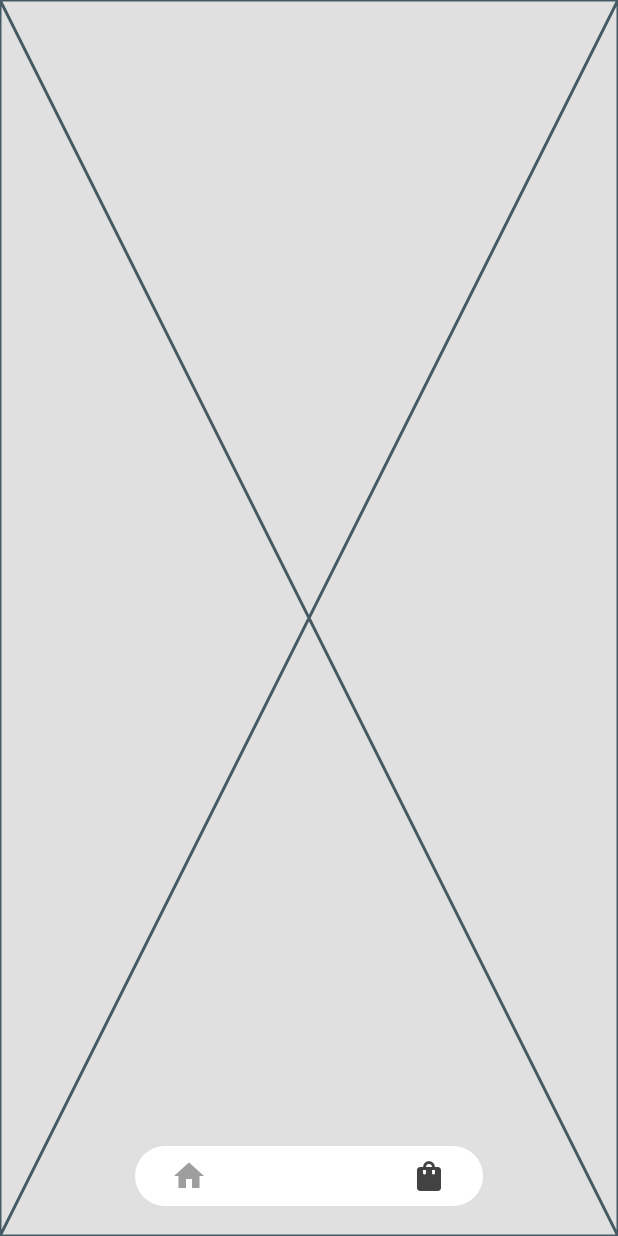
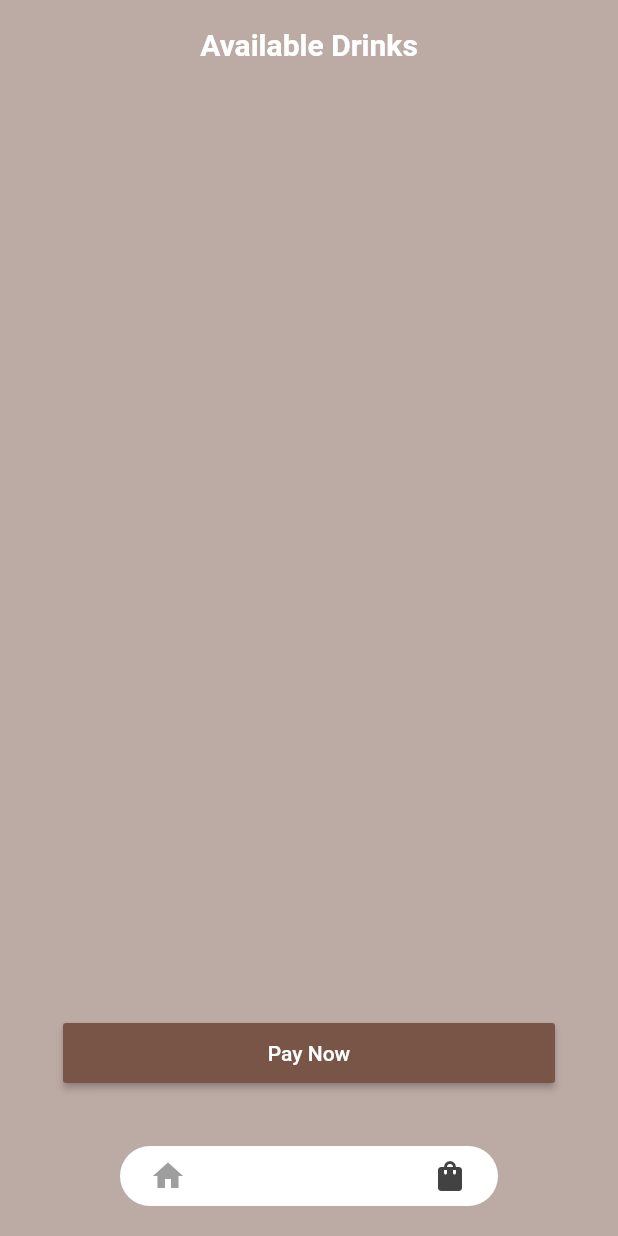
Before and after one commit to dev-ruman/bubble_tea, a Flutter app: the screen it shows after launch, item 2 of the bottom bar chosen, on a phone screen of 412 x 824 dp. Run offline on Flutter 3.47's test engine with Material 2 defaults, Android fonts, the phone set to English and light mode, and no system bars; drawn by our look-alikes of dot_navigation_bar.

Commit message:
app ui static for now

```diff
--- a/lib/component/bottom_navBar.dart
+++ b/lib/component/bottom_navBar.dart
@@ -20,9 +20,9 @@ class BottomNavBar extends StatelessWidget {
       unselectedItemColor: Colors.grey[500],
       dotIndicatorColor: Colors.transparent,
       enablePaddingAnimation: false,
-      itemPadding: EdgeInsets.symmetric(horizontal: 16, vertical: 8),
+      itemPadding: EdgeInsets.symmetric(horizontal: 12, vertical: 8),
       paddingR: EdgeInsets.all(0),
-      marginR: EdgeInsets.symmetric(horizontal: 90, vertical: 20),
+      marginR: EdgeInsets.symmetric(horizontal: 80, vertical: 20),
     );
   }
 }
--- a/lib/main.dart
+++ b/lib/main.dart
@@ -1,4 +1,6 @@
 import 'package:flutter/material.dart';
+import 'package:provider/provider.dart';
+import 'package:tea_shop/models/tea_shop.dart';
 import 'package:tea_shop/pages/layout_page.dart';
 
 void main() {
@@ -11,8 +13,17 @@ class MyApp extends StatelessWidget {
   // This widget is the root of your application.
   @override
   Widget build(BuildContext context) {
-    return MaterialApp(
-      home: LayoutPage(),
+    return ChangeNotifierProvider(
+      create: (context) => TeaShop(),
+      builder: (context, child) {
+        return MaterialApp(
+          debugShowCheckedModeBanner: false,
+          theme: ThemeData(
+            primarySwatch: Colors.brown,
+          ),
+          home: LayoutPage(),
+        );
+      },
     );
   }
 }
--- /dev/null
+++ b/lib/models/drink.dart
@@ -0,0 +1,11 @@
+class Drink {
+  final String name;
+  final String price;
+  final String imagePath;
+
+  Drink({
+    required this.name,
+    required this.price,
+    required this.imagePath,
+  });
+}
--- /dev/null
+++ b/lib/models/tea_shop.dart
@@ -0,0 +1,40 @@
+import 'package:flutter/material.dart';
+import 'package:tea_shop/models/drink.dart';
+
+class TeaShop extends ChangeNotifier {
+  List<Drink> _shop = [
+    Drink(name: 'Coffee', price: '5', imagePath: 'lib/asset/images/coffee.jpg'),
+    Drink(
+        name: 'Green Tea',
+        price: '7',
+        imagePath: 'lib/asset/images/green_tea.jpg'),
+    Drink(
+        name: 'Milk Shake',
+        price: '6',
+        imagePath: 'lib/asset/images/milkshake.jpg'),
+    Drink(
+        name: 'Strawberry Milkshake',
+        price: '8',
+        imagePath: 'lib/asset/images/strawberry_milkshake.jpg'),
+    Drink(
+        name: 'Strawberry Shake',
+        price: '6',
+        imagePath: 'lib/asset/images/strawberry_shake.jpg'),
+  ];
+
+  List<Drink> _userCart = [];
+
+  List<Drink> get shop => _shop;
+
+  List<Drink> get cart => _userCart;
+
+  void addToCart(Drink drink) {
+    _userCart.add(drink);
+    notifyListeners();
+  }
+
+  void removeFromCart(Drink drink) {
+    _userCart.remove(drink);
+    notifyListeners();
+  }
+}
--- a/lib/pages/cart_page.dart
+++ b/lib/pages/cart_page.dart
@@ -1,4 +1,9 @@
 import 'package:flutter/material.dart';
+import 'package:provider/provider.dart';
+
+import '../component/drink_tile.dart';
+import '../models/drink.dart';
+import '../models/tea_shop.dart';
 
 class CartPage extends StatefulWidget {
   const CartPage({super.key});
@@ -8,8 +13,68 @@ class CartPage extends StatefulWidget {
 }
 
 class _CartPageState extends State<CartPage> {
+  void removeFromCart(Drink drink) {
+    Provider.of<TeaShop>(context, listen: false).removeFromCart(drink);
+  }
+
   @override
   Widget build(BuildContext context) {
-    return const Placeholder();
+    return Consumer<TeaShop>(
+      builder: (context, value, child) {
+        return SafeArea(
+          child: Container(
+            padding: EdgeInsets.symmetric(horizontal: 24, vertical: 18),
+            child: Column(
+              children: [
+                Text(
+                  'Available Drinks',
+                  style: TextStyle(
+                      fontSize: 20,
+                      fontWeight: FontWeight.bold,
+                      color: Colors.white),
+                ),
+                SizedBox(
+                  height: 20,
+                ),
+                Expanded(
+                  child: ListView.builder(
+                    itemCount: value.cart.length,
+                    itemBuilder: (context, index) {
+                      Drink drink = value.cart[index];
+                      return DrinkTile(
+                          drink: drink,
+                          trailing: IconButton(
+                              onPressed: () => removeFromCart(drink),
+                              icon: Icon(
+                                Icons.delete,
+                                color: Colors.brown,
+                              )));
+                    },
+                  ),
+                ),
+                Row(
+                  children: [
+                    Expanded(
+                        child: Padding(
+                      padding: const EdgeInsets.symmetric(horizontal: 18),
+                      child: MaterialButton(
+                          child: Padding(
+                            padding: const EdgeInsets.all(12.0),
+                            child: Text(
+                              'Pay Now',
+                              style: TextStyle(color: Colors.white),
+                            ),
+                          ),
+                          color: Colors.brown,
+                          onPressed: () {}),
+                    )),
+                  ],
+                )
+              ],
+            ),
+          ),
+        );
+      },
+    );
   }
 }
--- a/lib/pages/layout_page.dart
+++ b/lib/pages/layout_page.dart
@@ -24,7 +24,7 @@ class _LayoutPageState extends State<LayoutPage> {
   @override
   Widget build(BuildContext context) {
     return Scaffold(
-      backgroundColor: Colors.grey[300],
+      backgroundColor: Colors.brown[200],
       extendBody: true,
       body: _pages[selectedIndex],
       bottomNavigationBar: BottomNavBar(
--- a/pubspec.yaml
+++ b/pubspec.yaml
@@ -37,6 +37,7 @@ dependencies:
   cupertino_icons: ^1.0.2
   floating_bottom_navigation_bar: ^1.5.2
   dot_navigation_bar: ^1.0.1+4
+  provider: ^6.0.5
 
 dev_dependencies:
   flutter_test:
@@ -61,9 +62,8 @@ flutter:
   uses-material-design: true
 
   # To add assets to your application, add an assets section, like this:
-  # assets:
-  #   - images/a_dot_burr.jpeg
-  #   - images/a_dot_ham.jpeg
+  assets:
+    - lib/asset/images/
 
   # An image asset can refer to one or more resolution-specific "variants", see
   # https://flutter.dev/assets-and-images/#resolution-aware
```
Also changed, not shown: lib/component/drink_tile.dart (added, +30 -0 lines), lib/pages/home_page.dart (+53 -2 lines), lib/pages/order_page.dart (added, +164 -0 lines), lib/images/coffee.jpg (added), lib/images/green_tea.jpg (added), lib/images/milkshake.jpg (added), lib/images/strawberry_milkshake.jpg (added), lib/images/strawberry_shake.jpg (added), pubspec.lock, 2 other files.
